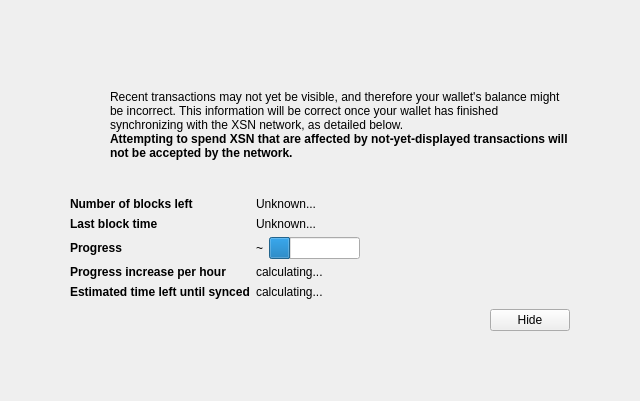
The window that src/qt/forms/modaloverlay.ui (barrystyle/vestx) describes before a commit, drawn with Qt 5.
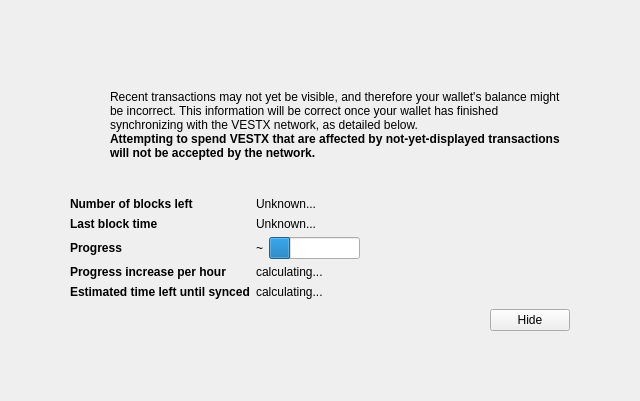
The same window after the commit. Icons and pictures are not drawn. Custom widgets are drawn as their Qt base class.

The edit to the form file:
```diff
--- a/src/qt/forms/modaloverlay.ui
+++ b/src/qt/forms/modaloverlay.ui
@@ -125,7 +125,7 @@
              <item>
               <widget class="QLabel" name="infoText">
                <property name="text">
-                <string>Recent transactions may not yet be visible, and therefore your wallet's balance might be incorrect. This information will be correct once your wallet has finished synchronizing with the XSN network, as detailed below.</string>
+                <string>Recent transactions may not yet be visible, and therefore your wallet's balance might be incorrect. This information will be correct once your wallet has finished synchronizing with the VESTX network, as detailed below.</string>
                </property>
                <property name="textFormat">
                 <enum>Qt::RichText</enum>
@@ -144,7 +144,7 @@
                 </font>
                </property>
                <property name="text">
-                <string>Attempting to spend XSN that are affected by not-yet-displayed transactions will not be accepted by the network.</string>
+                <string>Attempting to spend VESTX that are affected by not-yet-displayed transactions will not be accepted by the network.</string>
                </property>
                <property name="textFormat">
                 <enum>Qt::RichText</enum>
```
Left out of the diff: 4 changed lines with no effect on the pictures.
